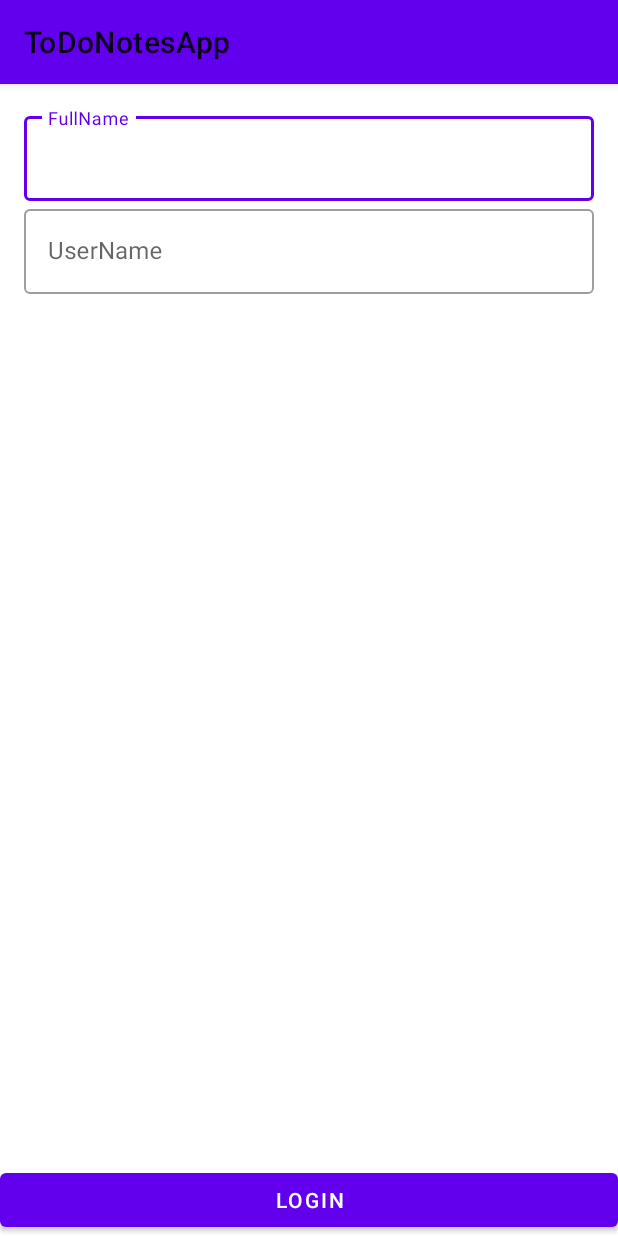
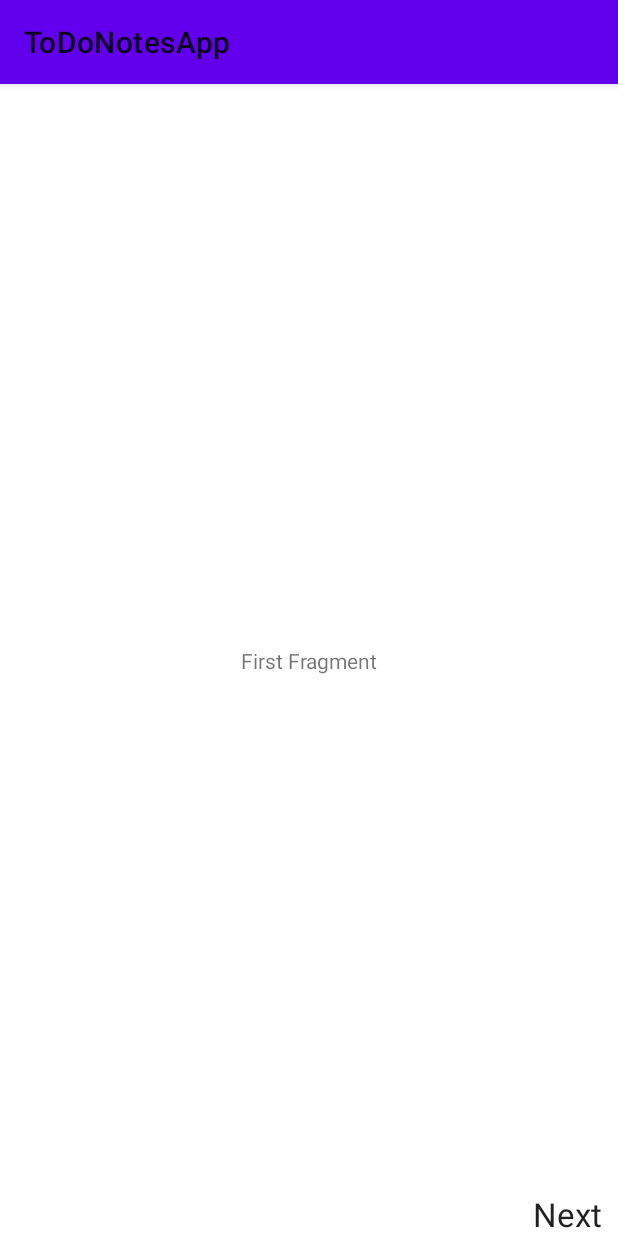
Before and after one commit to jagruti-gothwal/ToDoNotesApp, an Android app: the screen it shows after launch (LoginActivity before the commit, OnBoardingActivity after it), on a phone screen of 412 x 824 dp. Run offline under Robolectric (Android 15) with nearby library versions, the phone set to English and light mode, and no system bars; libraries missing offline, so code that uses them is left out: com.androidnetworking; 1 statement that could not run was skipped.

Commit message:
Introducing Fragments

```diff
--- a/app/build.gradle
+++ b/app/build.gradle
@@ -28,6 +28,7 @@ dependencies {
     implementation fileTree(dir: "libs", include: ["*.jar"])
     implementation 'androidx.appcompat:appcompat:1.1.0'
     implementation 'androidx.constraintlayout:constraintlayout:1.1.3'
+    implementation 'androidx.legacy:legacy-support-v4:1.0.0'
     testImplementation 'junit:junit:4.13'
     implementation 'com.google.android.material:material:1.1.0'
     implementation 'androidx.core:core-ktx:1.3.0'
@@ -42,6 +43,7 @@ dependencies {
     implementation 'com.google.firebase:firebase-messaging:20.2.3'
     implementation 'com.google.firebase:firebase-analytics:17.2.2'
     implementation 'com.amitshekhar.android:android-networking:1.0.2'
+    implementation 'androidx.viewpager:viewpager:1.0.0'
 
 }
 apply plugin: 'com.google.gms.google-services'
--- /dev/null
+++ b/app/src/main/java/com/jagruti/todonotesapp/model/JsonResponse.kt
@@ -0,0 +1,4 @@
+package com.jagruti.todonotesapp.model
+
+data class JsonResponse (val status_code : String,val message : String,val data : List<Data>)
+data class Data (val title : String,val description : String,val author : String,val img_url : String,val blog_url : String,val published_at : String)
--- /dev/null
+++ b/app/src/main/java/com/jagruti/todonotesapp/onboarding/FragmentAdapter.kt
@@ -0,0 +1,28 @@
+@file:Suppress("DEPRECATION")
+
+package com.jagruti.todonotesapp.onboarding
+
+import androidx.fragment.app.FragmentManager
+import androidx.fragment.app.FragmentStatePagerAdapter
+
+class FragmentAdapter(fragmentManager: FragmentManager) : FragmentStatePagerAdapter(fragmentManager) {
+    override fun getItem(position: Int): androidx.fragment.app.Fragment {
+        //0,1
+        return when (position) {
+            0 -> {
+                OnBoardingOneFragment()
+            }
+            1 -> {
+                OnBoardingTwoFragment()
+            }
+            else -> {
+                throw IllegalStateException("position $position is invalid for this viewpager")
+            }
+        }
+    }
+
+    override fun getCount(): Int {
+        return 2
+    }
+
+}
--- /dev/null
+++ b/app/src/main/java/com/jagruti/todonotesapp/onboarding/OnBoardingActivity.kt
@@ -0,0 +1,22 @@
+package com.jagruti.todonotesapp.onboarding
+
+import androidx.appcompat.app.AppCompatActivity
+import android.os.Bundle
+import androidx.viewpager.widget.ViewPager
+import com.jagruti.todonotesapp.R
+
+class OnBoardingActivity : AppCompatActivity() {
+    lateinit var viewPager : ViewPager
+    override fun onCreate(savedInstanceState: Bundle?) {
+        super.onCreate(savedInstanceState)
+        setContentView(R.layout.activity_on_boarding)
+        bindViews()
+    }
+
+    private fun bindViews() {
+        viewPager = findViewById(R.id.viewPager)
+        val adapter = FragmentAdapter(supportFragmentManager)
+        viewPager.adapter=adapter
+    }
+
+}
--- /dev/null
+++ b/app/src/main/java/com/jagruti/todonotesapp/onboarding/OnBoardingOneFragment.kt
@@ -0,0 +1,29 @@
+package com.jagruti.todonotesapp.onboarding
+
+import android.os.Bundle
+import androidx.fragment.app.Fragment
+import android.view.LayoutInflater
+import android.view.View
+import android.view.ViewGroup
+import android.widget.TextView
+import com.jagruti.todonotesapp.R
+
+
+class OnBoardingOneFragment : Fragment() {
+
+    lateinit var textViewNext : TextView
+    override fun onCreateView(inflater: LayoutInflater, container: ViewGroup?,
+                              savedInstanceState: Bundle?): View? {
+        // Inflate the layout for this fragment
+        return inflater.inflate(R.layout.fragment_on_boarding_one, container, false)
+    }
+
+    override fun onViewCreated(view: View, savedInstanceState: Bundle?) {
+        super.onViewCreated(view, savedInstanceState)
+        bindViews(view)
+    }
+
+    private fun bindViews(view: View) {
+        textViewNext = view.findViewById(R.id.textViewNext)
+    }
+}
--- /dev/null
+++ b/app/src/main/java/com/jagruti/todonotesapp/onboarding/OnBoardingTwoFragment.kt
@@ -0,0 +1,33 @@
+package com.jagruti.todonotesapp.onboarding
+
+import android.os.Bundle
+import androidx.fragment.app.Fragment
+import android.view.LayoutInflater
+import android.view.View
+import android.view.ViewGroup
+import android.widget.TextView
+import com.jagruti.todonotesapp.R
+
+
+class OnBoardingTwoFragment : Fragment() {
+    lateinit var textViewNext : TextView
+    lateinit var textViewBack : TextView
+
+
+    override fun onCreateView(inflater: LayoutInflater, container: ViewGroup?,
+                              savedInstanceState: Bundle?): View? {
+        // Inflate the layout for this fragment
+        return inflater.inflate(R.layout.fragment_on_boarding_two, container, false)
+    }
+
+    override fun onViewCreated(view: View, savedInstanceState: Bundle?) {
+        super.onViewCreated(view, savedInstanceState)
+        bindViews(view)
+    }
+
+    private fun bindViews(view: View) {
+        textViewBack = view.findViewById(R.id.textViewBack)
+        textViewNext = view.findViewById(R.id.textViewNext)
+
+    }
+}
--- a/app/src/main/java/com/jagruti/todonotesapp/view/MyNotesActivity.kt
+++ b/app/src/main/java/com/jagruti/todonotesapp/view/MyNotesActivity.kt
@@ -183,6 +183,7 @@ class MyNotesActivity : AppCompatActivity() {
     override fun onOptionsItemSelected(item: MenuItem): Boolean {
         if(item.itemId == R.id.blog){
             val intent =  Intent(this@MyNotesActivity,BlogActivity::class.java)
+            startActivity(intent)
         }
         return super.onOptionsItemSelected(item)
     }
--- /dev/null
+++ b/app/src/main/res/layout/activity_on_boarding.xml
@@ -0,0 +1,12 @@
+<?xml version="1.0" encoding="utf-8"?>
+<androidx.constraintlayout.widget.ConstraintLayout xmlns:android="http://schemas.android.com/apk/res/android"
+    xmlns:app="http://schemas.android.com/apk/res-auto"
+    xmlns:tools="http://schemas.android.com/tools"
+    android:layout_width="match_parent"
+    android:layout_height="match_parent"
+    tools:context=".onboarding.OnBoardingActivity">
+    <androidx.viewpager.widget.ViewPager
+        android:layout_width="match_parent"
+        android:layout_height="match_parent"
+        android:id="@+id/viewPager"/>
+</androidx.constraintlayout.widget.ConstraintLayout>
--- /dev/null
+++ b/app/src/main/res/layout/fragment_on_boarding_one.xml
@@ -0,0 +1,30 @@
+<?xml version="1.0" encoding="utf-8"?>
+<androidx.constraintlayout.widget.ConstraintLayout xmlns:android="http://schemas.android.com/apk/res/android"
+    xmlns:app="http://schemas.android.com/apk/res-auto"
+    xmlns:tools="http://schemas.android.com/tools"
+    android:layout_width="match_parent"
+    android:layout_height="match_parent"
+    tools:context=".onboarding.OnBoardingOneFragment">
+
+    <!-- TODO: Update blank fragment layout -->
+    <TextView
+        android:layout_width="wrap_content"
+        android:layout_height="wrap_content"
+        android:text="First Fragment"
+        app:layout_constraintBottom_toBottomOf="parent"
+        app:layout_constraintEnd_toEndOf="parent"
+        app:layout_constraintStart_toStartOf="parent"
+        app:layout_constraintTop_toTopOf="parent" />
+
+    <TextView
+        android:layout_width="wrap_content"
+        android:layout_height="wrap_content"
+        android:id="@+id/textViewNext"
+        android:textAppearance="@style/TextAppearance.AppCompat.Large"
+        android:text="Next"
+        app:layout_constraintBottom_toBottomOf="parent"
+        app:layout_constraintEnd_toEndOf="parent"
+        app:layout_constraintHorizontal_bias="0.97"
+        app:layout_constraintStart_toStartOf="parent" />
+
+</androidx.constraintlayout.widget.ConstraintLayout>
--- a/app/src/main/res/values/strings.xml
+++ b/app/src/main/res/values/strings.xml
@@ -4,4 +4,6 @@
     <string name="description">Description</string>
     <string name="submit">Submit</string>
     <string name="add_notes">Add Notes</string>
+    <!-- TODO: Remove or change this placeholder text -->
+    <string name="hello_blank_fragment">Hello blank fragment</string>
 </resources>
--- /dev/null
+++ b/app/src/main/res/xml/network_security_config.xml
@@ -0,0 +1,6 @@
+<?xml version="1.0" encoding="utf-8"?>
+<network-security-config>
+    <domain-config cleartextTrafficPermitted="true">
+        <domain includeSubdomains="true">mocky.io</domain>
+    </domain-config>
+</network-security-config>
```
Also changed, not shown: app/src/main/AndroidManifest.xml (+9 -5 lines), app/src/main/java/com/jagruti/todonotesapp/adapter/BlogAdapter.kt (added, +36 -0 lines), app/src/main/java/com/jagruti/todonotesapp/view/BlogActivity.kt (+38 -0 lines), app/src/main/res/layout/blog_layout.xml (added, +56 -0 lines), app/src/main/res/layout/fragment_on_boarding_two.xml (added, +41 -0 lines).
